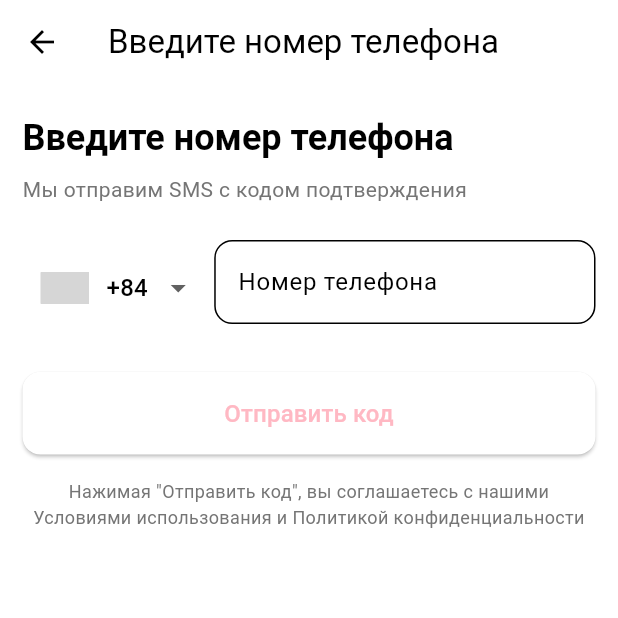
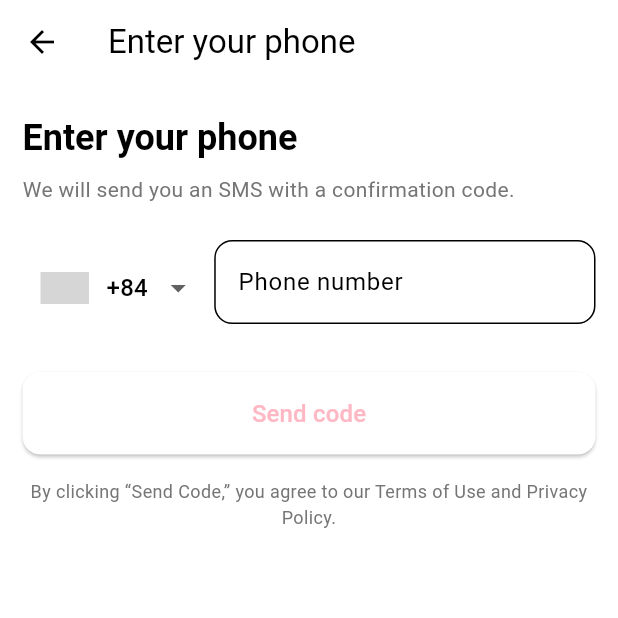
Before and after one commit to jchocola/baby-look-ai, a Flutter app: the PhoneNumberImputModal screen opened directly, on a phone screen of 412 x 824 dp, the top half of it. Run offline on Flutter 3.47's test engine with Material 3 defaults, Android fonts, the phone set to English and light mode, and no system bars; drawn by our look-alikes of intl_phone_number_input, toastification; our stand-ins replace animated_text_kit, auth_buttons, cloud_firestore, dio, dotted_border, easy_localization and 21 more; missing offline and left inert: flutter_facebook_auth, flutter_popup, gif_view, wiredash; accounts and stored records are empty; project files that could hold a hidden picture were left out; grey boxes are pictures that could not be loaded.

Commit message:
auth page translating

```diff
--- a/assets/translations/en.json
+++ b/assets/translations/en.json
@@ -1,10 +1,35 @@
 {
+  "auth": {
+    "confirm": "Confirm",
+    "confirm_password": "Confirm Password",
+    "dont_receive_the_code": "Didn't receive the code?",
+    "email": "Email",
+    "enter_sms_code": "Enter SMS code",
+    "enter_your_phone_number": "Enter your phone",
+    "forgot_password": "Forgot passwprd?",
+    "login": "Login",
+    "password": "Password",
+    "phone_note_text": "By clicking “Send Code,” you agree to our Terms of Use and Privacy Policy.",
+    "phone_number": "Phone number",
+    "register": "Register",
+    "send_again": "Send again",
+    "send_code": "Send code",
+    "sign_up_with": "Sign up with",
+    "we_will_send_sms": "We will send you an SMS with a confirmation code."
+  },
   "gallery": {
     "all_n": "All {}",
     "favourites_n": "Favourites {}",
     "fullscreen": "Fullscreen",
     "share": "Share",
     "view_detail": "View Detail"
+  },
+  "greeting": {
+    "greeting1": "Добро пожаловать в волшебный мир ожидания!",
+    "greeting2": "Скоро вы увидите самое прекрасное лицо на свете",
+    "greeting3": "За каждой улыбкой малыша - история любви",
+    "greeting4": "Место, где мечты родителей становятся реальностью",
+    "greeting5": "Первая встреча с вашим чудом начинается здесь"
   },
   "navbar": {
     "create": "Create",
--- a/assets/translations/ru.json
+++ b/assets/translations/ru.json
@@ -1,10 +1,35 @@
 {
+  "auth": {
+    "confirm": "Подтвердить",
+    "confirm_password": "Подтв. пароля",
+    "dont_receive_the_code": "Не получили код ?",
+    "email": "Эл. почта",
+    "enter_sms_code": "Введите SMS код",
+    "enter_your_phone_number": "Введите номер телефона",
+    "forgot_password": "Забыли пароль ?",
+    "login": "Авторизация",
+    "password": "Пароль",
+    "phone_note_text": "Нажимая кнопку «Отправить код», вы соглашаетесь с нашими Условиями использования и Политикой конфиденциальности.",
+    "phone_number": "Номер телефона",
+    "register": "Регистрация",
+    "send_again": "Отправить повторно",
+    "send_code": "Отправить код",
+    "sign_up_with": "Вход с помощью",
+    "we_will_send_sms": "Мы отправим вам SMS с кодом подтверждения."
+  },
   "gallery": {
     "all_n": "Все {}",
     "favourites_n": "В избранных {}",
     "fullscreen": "Полный экран",
     "share": "Поделиться",
     "view_detail": "Детально смотреть"
+  },
+  "greeting": {
+    "greeting1": "Добро пожаловать в волшебный мир ожидания!",
+    "greeting2": "Скоро вы увидите самое прекрасное лицо на свете",
+    "greeting3": "За каждой улыбкой малыша - история любви",
+    "greeting4": "Место, где мечты родителей становятся реальностью",
+    "greeting5": "Первая встреча с вашим чудом начинается здесь"
   },
   "navbar": {
     "create": "Создать",
--- a/assets/translations/vi.json
+++ b/assets/translations/vi.json
@@ -1,10 +1,35 @@
 {
+  "auth": {
+    "confirm": "",
+    "confirm_password": "",
+    "dont_receive_the_code": "",
+    "email": "",
+    "enter_sms_code": "",
+    "enter_your_phone_number": "",
+    "forgot_password": "",
+    "login": "",
+    "password": "",
+    "phone_note_text": "",
+    "phone_number": "",
+    "register": "",
+    "send_again": "",
+    "send_code": "",
+    "sign_up_with": "",
+    "we_will_send_sms": ""
+  },
   "gallery": {
     "all_n": "",
     "favourites_n": "",
     "fullscreen": "",
     "share": "",
     "view_detail": ""
+  },
+  "greeting": {
+    "greeting1": "",
+    "greeting2": "",
+    "greeting3": "",
+    "greeting4": "",
+    "greeting5": ""
   },
   "navbar": {
     "create": "Tạo ",
--- a/lib/core/app_text/app_text.dart
+++ b/lib/core/app_text/app_text.dart
@@ -53,10 +53,37 @@ class AppText {
   ///
   static const all_n = 'gallery.all_n';
   static const favourites_n = 'gallery.favourites_n';
-    static const view_detail = 'gallery.view_detail';
-      static const share = 'gallery.share';
-        static const fullscreen = 'gallery.fullscreen';
+  static const view_detail = 'gallery.view_detail';
+  static const share = 'gallery.share';
+  static const fullscreen = 'gallery.fullscreen';
 
+  ///
+  /// AUTH
+  ///
+  static const login = 'auth.login';
+  static const register = 'auth.register';
+  static const email = 'auth.email';
+  static const password = 'auth.password';
+  static const confirm_password = 'auth.confirm_password';
+  static const forgot_password = 'auth.forgot_password';
+  static const sign_up_with = 'auth.sign_up_with';
+  static const enter_your_phone_number = 'auth.enter_your_phone_number';
+  static const send_code = 'auth.send_code';
+  static const we_will_send_sms = 'auth.we_will_send_sms';
+  static const phone_number = 'auth.phone_number';
+  static const phone_note_text = 'auth.phone_note_text';
+  static const enter_sms_code = 'auth.enter_sms_code';
+  static const dont_receive_the_code = 'auth.dont_receive_the_code';
+  static const send_again = 'auth.send_again';
+  static const confirm = 'auth.confirm';
 
+  ///
+  /// GREETING
+  ///
 
+  static const greeting1 = 'greeting.greeting1';
+  static const greeting2 = 'greeting.greeting2';
+  static const greeting3 = 'greeting.greeting3';
+  static const greeting4 = 'greeting.greeting4';
+  static const greeting5 = 'greeting.greeting5';
 }
--- a/lib/features/feature_auth/presentation/auth_page.dart
+++ b/lib/features/feature_auth/presentation/auth_page.dart
@@ -1,6 +1,7 @@
 import 'package:baby_look/core/app_constant/app_constant.dart';
 import 'package:baby_look/core/app_exception/app_exception.dart';
 import 'package:baby_look/core/app_icon/app_icon.dart';
+import 'package:baby_look/core/app_text/app_text.dart';
 import 'package:baby_look/core/app_theme/app_color.dart';
 import 'package:baby_look/core/toastification/show_error_custom_toastification.dart';
 import 'package:baby_look/core/toastification/show_success_custom_toastification.dart';
@@ -12,6 +13,7 @@ import 'package:baby_look/features/feature_auth/widget/register_widget.dart';
 import 'package:baby_look/features/feature_auth/widget/video_gif.dart';
 import 'package:baby_look/shared/app_logo.dart';
 import 'package:baby_look/shared/note_widget.dart';
+import 'package:easy_localization/easy_localization.dart';
 import 'package:flutter/cupertino.dart';
 import 'package:flutter/material.dart';
 import 'package:flutter_animate/flutter_animate.dart';
@@ -236,8 +238,8 @@ class _AuthPageState extends State<AuthPage>
                                             CupertinoSlidingSegmentedControl(
                                               groupValue: _slidingIndex,
                                               children: {
-                                                0: Text('Login'),
-                                                1: Text('Register'),
+                                                0: Text(context.tr(AppText.login)),
+                                                1: Text(context.tr(AppText.register)),
                                               },
                                               onValueChanged:
                                                   changeSlidingIndex,
--- a/lib/features/feature_auth/presentation/modal/phone_number_imput_modal.dart
+++ b/lib/features/feature_auth/presentation/modal/phone_number_imput_modal.dart
@@ -1,7 +1,9 @@
 import 'package:baby_look/core/app_constant/app_constant.dart';
+import 'package:baby_look/core/app_text/app_text.dart';
 import 'package:baby_look/core/toastification/show_error_custom_toastification.dart';
 import 'package:baby_look/core/toastification/show_success_custom_toastification.dart';
 import 'package:baby_look/main.dart';
+import 'package:easy_localization/easy_localization.dart';
 import 'package:firebase_auth/firebase_auth.dart';
 import 'package:flutter/material.dart';
 import 'package:intl_phone_number_input/intl_phone_number_input.dart';
@@ -234,7 +236,7 @@ class _PhoneNumberImputModalState extends State<PhoneNumberImputModal> {
   Widget build(BuildContext context) {
     return Scaffold(
       appBar: AppBar(
-        title: Text(isStep1 ? 'Введите номер телефона' : 'Введите SMS код'),
+        title: Text(isStep1 ? context.tr(AppText.enter_your_phone_number) : context.tr(AppText.enter_sms_code)),
         leading: !isStep1
             ? IconButton(
                 icon: Icon(Icons.arrow_back),
@@ -271,14 +273,14 @@ class _PhoneNumberImputModalState extends State<PhoneNumberImputModal> {
       crossAxisAlignment: CrossAxisAlignment.start,
       children: [
         Text(
-          'Введите номер телефона',
+         context.tr(AppText.enter_your_phone_number),
           style: Theme.of(
             context,
           ).textTheme.headlineSmall?.copyWith(fontWeight: FontWeight.bold),
         ),
         SizedBox(height: 8),
         Text(
-          'Мы отправим SMS с кодом подтверждения',
+          context.tr(AppText.we_will_send_sms),
           style: Theme.of(
             context,
           ).textTheme.bodyMedium?.copyWith(color: Colors.grey[600]),
@@ -300,7 +302,7 @@ class _PhoneNumberImputModalState extends State<PhoneNumberImputModal> {
             logger.d('Номер валиден: $value');
           },
           ignoreBlank: false,
-          hintText: 'Номер телефона',
+          hintText: context.tr(AppText.phone_number),
           inputBorder: OutlineInputBorder(
             borderRadius: BorderRadius.circular(12),
           ),
@@ -324,14 +326,14 @@ class _PhoneNumberImputModalState extends State<PhoneNumberImputModal> {
                 borderRadius: BorderRadius.circular(12),
               ),
             ),
-            child: Text('Отправить код', style: TextStyle(fontSize: 16)),
+            child: Text(context.tr(AppText.send_code), style: TextStyle(fontSize: 16)),
           ),
         ),
 
         SizedBox(height: 16),
 
         Text(
-          'Нажимая "Отправить код", вы соглашаетесь с нашими Условиями использования и Политикой конфиденциальности',
+          context.tr(AppText.phone_note_text),
           style: TextStyle(fontSize: 12, color: Colors.grey[600]),
           textAlign: TextAlign.center,
         ),
@@ -344,7 +346,7 @@ class _PhoneNumberImputModalState extends State<PhoneNumberImputModal> {
       crossAxisAlignment: CrossAxisAlignment.start,
       children: [
         Text(
-          'Введите SMS код',
+          context.tr(AppText.enter_sms_code),
           style: Theme.of(
             context,
           ).textTheme.headlineSmall?.copyWith(fontWeight: FontWeight.bold),
@@ -396,10 +398,10 @@ class _PhoneNumberImputModalState extends State<PhoneNumberImputModal> {
         Row(
           mainAxisAlignment: MainAxisAlignment.center,
           children: [
-            Text('Не получили код?', style: TextStyle(color: Colors.grey[600])),
+            Text(context.tr(AppText.dont_receive_the_code), style: TextStyle(color: Colors.grey[600])),
             TextButton(
               onPressed: _resendSmsCode,
-              child: Text('Отправить снова'),
+              child: Text(context.tr(AppText.send_again)),
             ),
           ],
         ),
@@ -423,7 +425,7 @@ class _PhoneNumberImputModalState extends State<PhoneNumberImputModal> {
                 borderRadius: BorderRadius.circular(12),
               ),
             ),
-            child: Text('Подтвердить', style: TextStyle(fontSize: 16)),
+            child: Text(context.tr(AppText.confirm), style: TextStyle(fontSize: 16)),
           ),
         ),
       ],
--- a/lib/features/feature_auth/widget/login_via_other_methods.dart
+++ b/lib/features/feature_auth/widget/login_via_other_methods.dart
@@ -1,8 +1,10 @@
 import 'package:auth_buttons/auth_buttons.dart';
 import 'package:baby_look/core/app_constant/app_constant.dart';
+import 'package:baby_look/core/app_text/app_text.dart';
 import 'package:baby_look/features/feature_auth/presentation/auth_page.dart';
 import 'package:baby_look/features/feature_auth/presentation/bloc/auth_bloc.dart';
 import 'package:baby_look/features/feature_auth/presentation/modal/phone_number_imput_modal.dart';
+import 'package:easy_localization/easy_localization.dart';
 import 'package:flutter/material.dart';
 import 'package:flutter_bloc/flutter_bloc.dart';
 
@@ -18,7 +20,7 @@ class LoginViaOtherMethods extends StatelessWidget {
           spacing: AppConstant.appPadding,
           children: [
             Flexible(child: Divider()),
-            Text('Sign up with'),
+            Text(context.tr(AppText.sign_up_with)),
             Flexible(child: Divider()),
           ],
         ),
```
Also changed, not shown: lib/features/feature_auth/widget/animated_greetings_widget.dart (+7 -6 lines), lib/features/feature_auth/widget/login_widget.dart (+6 -4 lines), lib/features/feature_auth/widget/register_widget.dart (+6 -4 lines).
